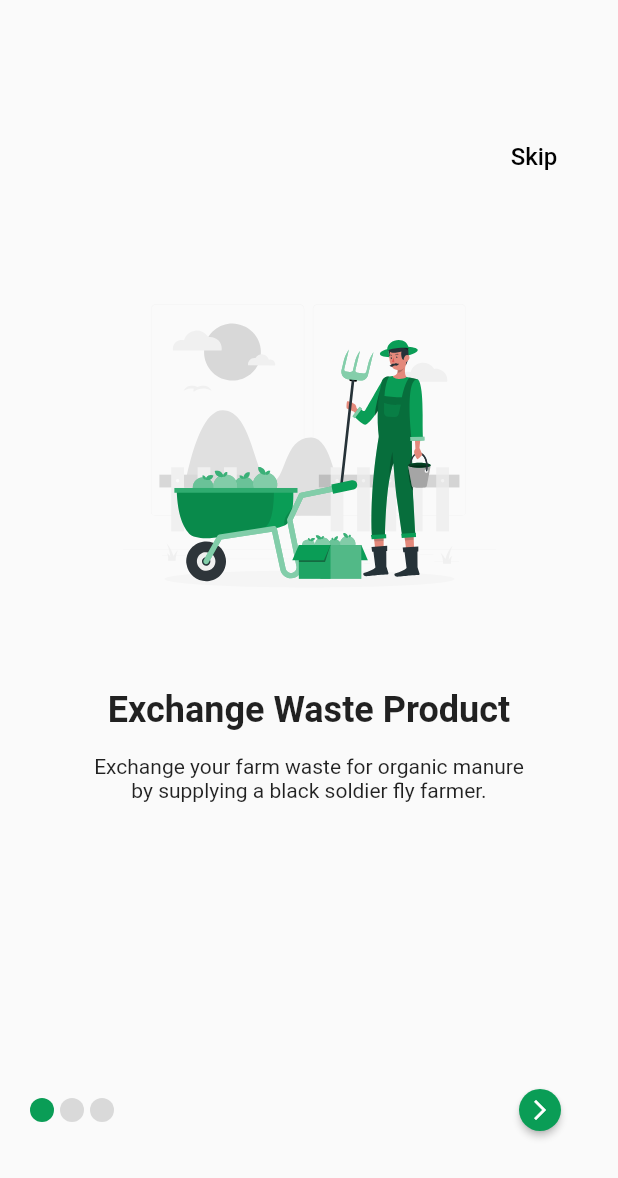
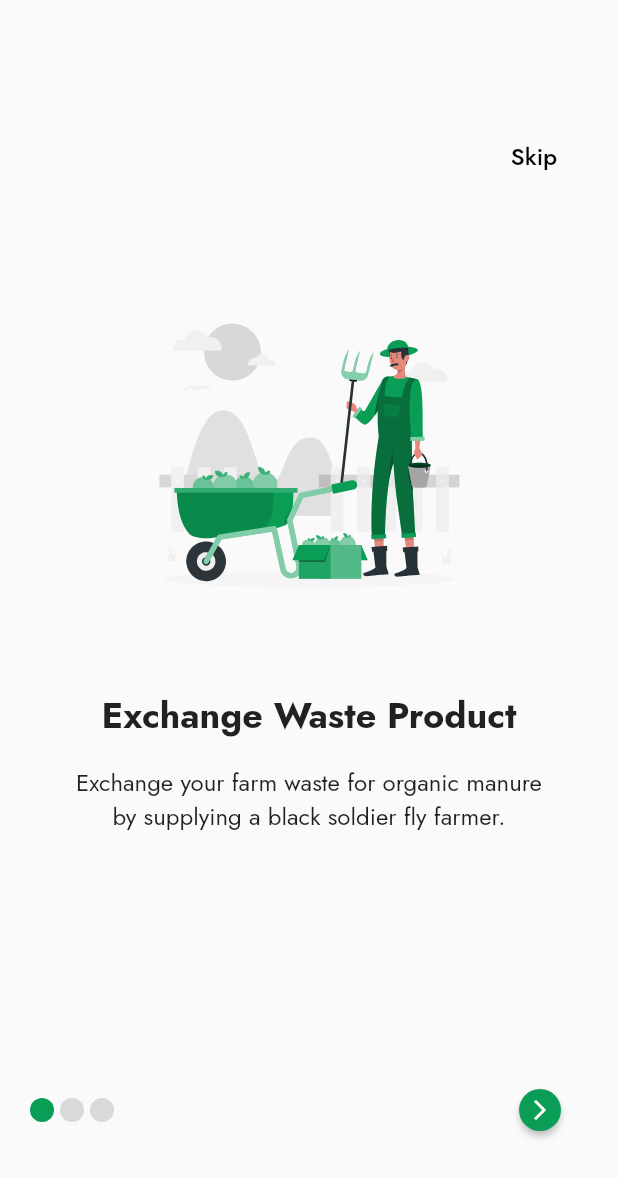
Before and after one commit to laolu-dev/Zero-Waste, a Flutter app: the screen it shows after launch, on a phone screen of 412 x 824 dp. Shown: the top 1178 px of the screen. Run offline on Flutter 3.47's test engine with Material 2 defaults, Android fonts, the phone set to English and light mode, and no system bars; drawn by our look-alikes of smooth_page_indicator; our stand-ins replace flutter_svg, google_fonts.

Commit message:
added fonts

```diff
--- a/lib/widgets/onboarding.dart
+++ b/lib/widgets/onboarding.dart
@@ -1,12 +1,12 @@
 import 'package:flutter/material.dart';
 import 'package:flutter_svg/flutter_svg.dart';
+import 'package:google_fonts/google_fonts.dart';
 import 'package:provider/provider.dart';
 
 import '../models/app_state_manager.dart';
 
 class SkipButton extends StatelessWidget {
   const SkipButton({Key? key}) : super(key: key);
-
   @override
   Widget build(BuildContext context) {
     final appState = Provider.of<AppStateManager>(context);
@@ -20,11 +20,13 @@ class SkipButton extends StatelessWidget {
               onPressed: () {
                 appState.completeOnboarding();
               },
-              child: const Text(
+              child: Text(
                 'Skip',
-                style: TextStyle(
-                  color: Colors.black,
-                  fontSize: 16,
+                style: GoogleFonts.jost(
+                  textStyle: const TextStyle(
+                    color: Colors.black,
+                    fontSize: 16,
+                  ),
                 ),
               ),
             ),
@@ -35,7 +37,6 @@ class SkipButton extends StatelessWidget {
     );
   }
 }
-
 
 class OnboardindWidget extends StatelessWidget {
   const OnboardindWidget({
@@ -66,15 +67,22 @@ class OnboardindWidget extends StatelessWidget {
         SizedBox(height: sheight),
         Text(
           title,
-          style: const TextStyle(
-            fontWeight: FontWeight.w700,
-            fontSize: 24,
+          style: GoogleFonts.jost(
+            textStyle: const TextStyle(
+              fontWeight: FontWeight.w700,
+              fontSize: 24,
+            ),
           ),
         ),
         const SizedBox(height: 16),
         Text(
           subtitle,
-          style: const TextStyle(),
+          style: GoogleFonts.jost(
+            textStyle: const TextStyle(
+              fontWeight: FontWeight.w400,
+              fontSize: 16,
+            ),
+          ),
           textAlign: TextAlign.center,
         ),
       ],
```
Also changed, not shown: 1 other file.
